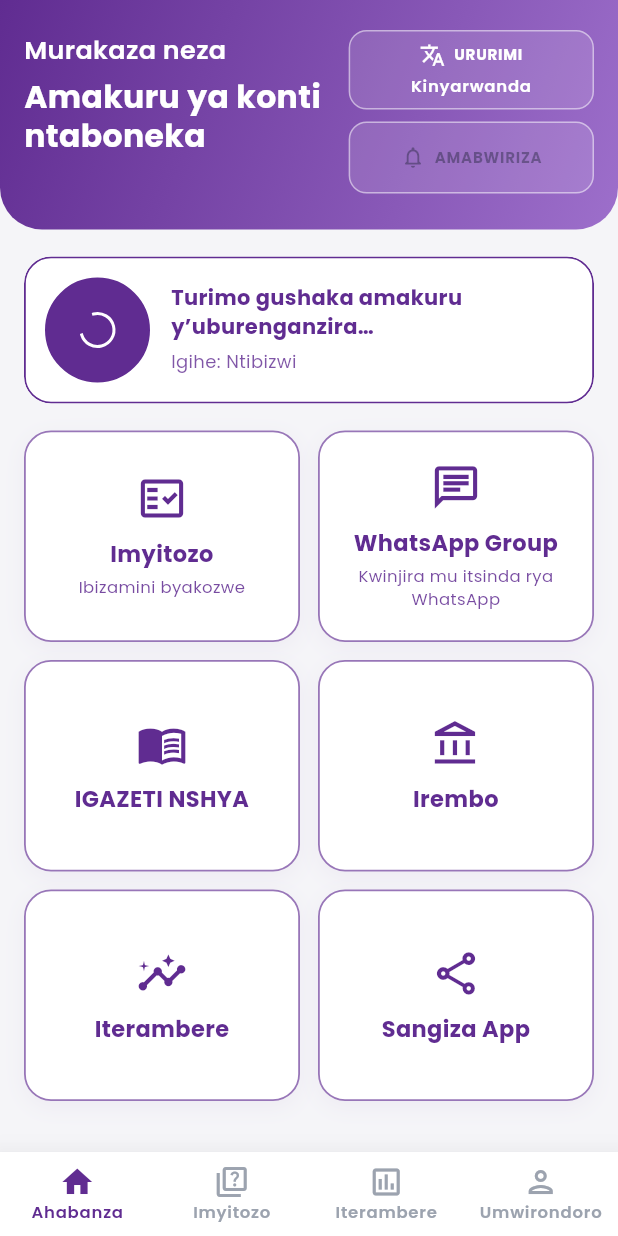
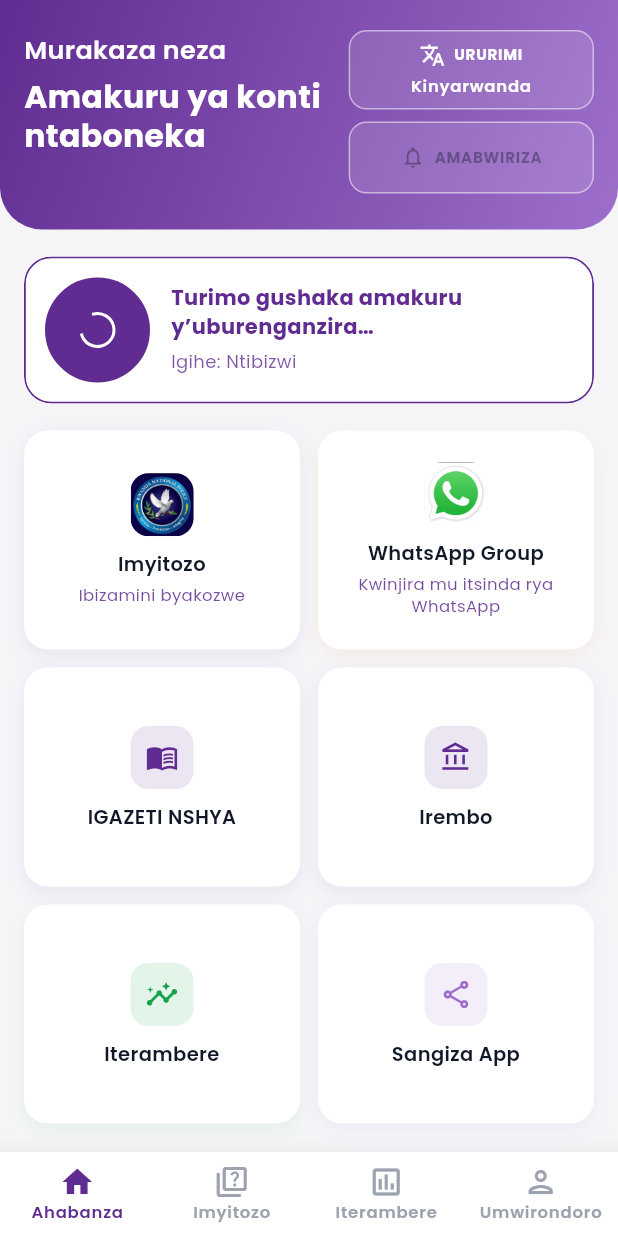
Before and after one commit to codetraildevs/driving_exam_prep_app_ui, a Flutter app: the HomePage screen opened by its route, on a phone screen of 412 x 824 dp. Run offline on Flutter 3.47's test engine with Material 3 defaults, Android fonts, the phone set to English and light mode, and no system bars; our stand-ins replace dio, flutter_bloc, flutter_riverpod, go_router, google_fonts, share_plus and 1 more; missing offline and left inert: dart:html; accounts and stored records are empty; generated files the repository leaves out were written again.

Commit message:
Restore original home card styling and practice and WhatsApp images

```diff
--- a/lib/features/home/presentation/pages/home_page.dart
+++ b/lib/features/home/presentation/pages/home_page.dart
@@ -197,8 +197,8 @@ class _HomePageState extends ConsumerState<HomePage> with WidgetsBindingObserver
                   Padding(padding: const EdgeInsets.symmetric(horizontal: 16),
                     child: LayoutBuilder(builder: (context, constraints) {
                     final cardWidth = (constraints.maxWidth - 12) / 2;
-                    final labelStyle = TextStyle(fontSize: 15, height: 1.25, fontWeight: FontWeight.w700,
-                      color: ink);
+                    final labelStyle = TextStyle(fontSize: 13, height: 1.25, fontWeight: FontWeight.w600,
+                      color: Theme.of(context).colorScheme.onSurface);
                     final detailStyle = TextStyle(fontSize: 11, height: 1.35, color: ink.withValues(alpha: 0.85));
                     double height = 130;
                     for (final item in items) {
@@ -211,7 +211,7 @@ class _HomePageState extends ConsumerState<HomePage> with WidgetsBindingObserver
                         painter.dispose();
                         return result;
                       }
-                      height = math.max(height, 86 + measure(item.title, labelStyle) +
+                      height = math.max(height, 94 + measure(item.title, labelStyle) +
                         (item.subtitle.isEmpty ? 0 : 6 + measure(item.subtitle, detailStyle)));
                     }
                     return GridView.builder(
@@ -222,6 +222,17 @@ class _HomePageState extends ConsumerState<HomePage> with WidgetsBindingObserver
                       itemCount: items.length,
                       itemBuilder: (context, index) {
                         final item = items[index];
+                        final imageAsset = switch (item.id) {
+                          'practice' => 'assets/images/practices_image.webp',
+                          'whatsapp' => 'assets/images/whatsapp_logo.webp',
+                          _ => null,
+                        };
+                        final cardColor = switch (item.id) {
+                          'whatsapp' => AppColors.accent,
+                          'progress' => AppColors.success,
+                          'share' => AppColors.primaryLight,
+                          _ => AppColors.primary,
+                        };
                         return Semantics(button: true, label: [item.title, item.subtitle].where((s) => s.isNotEmpty).join('. '),
                           onTap: () => item.onTap(context),
                           child: ExcludeSemantics(child: InteractiveCard(
@@ -229,11 +240,19 @@ class _HomePageState extends ConsumerState<HomePage> with WidgetsBindingObserver
                             builder: (context, state) => AnimatedContainer(
                               duration: const Duration(milliseconds: 120),
                               padding: const EdgeInsets.all(12),
-                              decoration: BoxDecoration(color: surface, borderRadius: BorderRadius.circular(18),
-                                border: Border.all(color: ink.withValues(alpha: state.focused ? 1 : 0.65), width: state.focused ? 3 : 1.2),
-                                boxShadow: [BoxShadow(color: ink.withValues(alpha: state.hovered ? 0.12 : 0.05), blurRadius: 12, offset: const Offset(0, 4))]),
+                              decoration: BoxDecoration(color: surface, borderRadius: BorderRadius.circular(16),
+                                border: state.focused ? Border.all(color: cardColor, width: 2) : null,
+                                boxShadow: [BoxShadow(color: cardColor.withValues(alpha: state.hovered ? 0.18 : 0.08), blurRadius: state.hovered ? 18 : 10, offset: const Offset(0, 4))]),
                               child: Column(mainAxisAlignment: MainAxisAlignment.center, children: [
-                                Icon(item.icon, size: 34, color: ink),
+                                Container(
+                                  width: 42, height: 42,
+                                  decoration: BoxDecoration(color: cardColor.withValues(alpha: 0.12),
+                                    borderRadius: BorderRadius.circular(12)),
+                                  clipBehavior: Clip.antiAlias,
+                                  child: imageAsset == null ? Icon(item.icon, size: 22, color: cardColor) :
+                                    Image.asset(imageAsset, width: 42, height: 42, fit: BoxFit.contain,
+                                      errorBuilder: (_, __, ___) => Icon(item.icon, size: 22, color: cardColor)),
+                                ),
                                 const SizedBox(height: 10),
                                 Text(item.title, textAlign: TextAlign.center, style: labelStyle),
                                 if (item.subtitle.isNotEmpty) ...[
```
